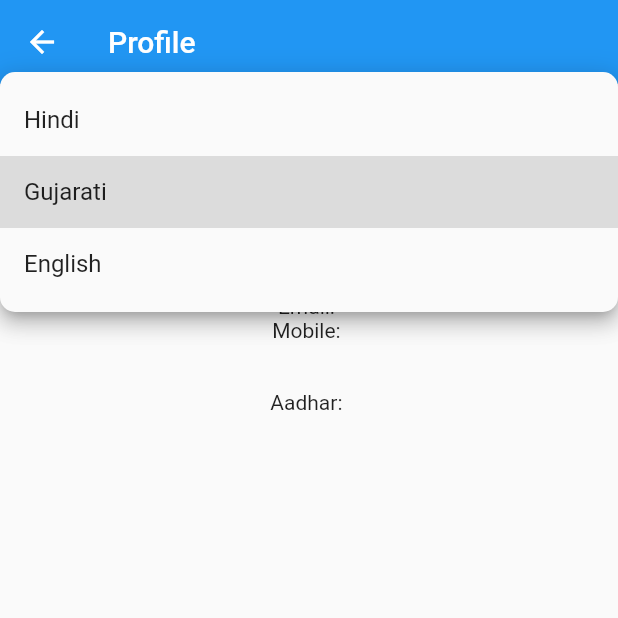
After one commit to deeppatel23/AarogymaBuddy, a Flutter app: the ViewProfile screen opened directly, after a tap on "Gujarati", on a phone screen of 412 x 824 dp, the top half of it. The commit adds this screen. Run offline on Flutter 3.47's test engine with Material 2 defaults, Android fonts, the phone set to English and light mode, and no system bars; our stand-ins replace charts_flutter, cloud_firestore, date_time_picker, firebase_auth, firebase_core, firebase_storage and 7 more; missing offline and left inert: dialog_flowtter, maps_launcher, translator; accounts and stored records are empty; project files that could hold a hidden picture were left out.

Commit message:
added multi lang for disease diagnosis and creating appointment

```diff
--- /dev/null
+++ b/lib/Login/view_profile.dart
@@ -0,0 +1,132 @@
+import 'package:flutter/material.dart';
+import 'package:cloud_firestore/cloud_firestore.dart';
+
+import '../global.dart';
+
+class ViewProfile extends StatefulWidget {
+  @override
+  State<ViewProfile> createState() => _ViewProfileState();
+}
+
+class _ViewProfileState extends State<ViewProfile> {
+  String firstName = "";
+  String firstNamehi = "";
+  String firstNamegu = "";
+  String lastName = "";
+  String lastNamehi = "";
+  String lastNamegu = "";
+  String email = "";
+  String emailhi = "";
+  String emailgu = "";
+  String mobile = "";
+  String state = "";
+  String statehi = "";
+  String stategu = "";
+  String city = "";
+  String cityhi = "";
+  String citygu = "";
+  String aadhar = "";
+  List<String> languages = ["Hindi", "Gujarati", "English"];
+
+  void getUserInfo() async {
+    final uid = currentUid;
+    final doc =
+        await FirebaseFirestore.instance.collection("users").doc(uid).get();
+    setState(() {
+      firstName = doc['firstName'];
+      firstNamehi = doc['firstNamehi'];
+      firstNamegu = doc['firstNamegu'];
+      lastName = doc['lastName'];
+      lastNamehi = doc['lastNamehi'];
+      lastNamegu = doc['lastNamegu'];
+      email = doc['email'];
+      emailhi = doc['emailhi'];
+      emailgu = doc['emailgu'];
+      mobile = doc['mobile'];
+      state = doc['state'];
+      statehi = doc['statehi'];
+      stategu = doc['stategu'];
+      city = doc['city'];
+      cityhi = doc['cityhi'];
+      citygu = doc['citygu'];
+      aadhar = doc['aadhar'];
+      print(firstName);
+    });
+  }
+
+  @override
+  void initState() {
+    // TODO: implement initState
+    super.initState();
+    getUserInfo();
+  }
+
+  @override
+  Widget build(BuildContext context) {
+    return Scaffold(
+      appBar: AppBar(
+        title: Text("Profile"),
+      ),
+      body: Center(
+          child: Column(
+        children: [
+          Padding(
+            padding: const EdgeInsets.all(20.0),
+            child: DropdownButton<String>(
+              borderRadius: BorderRadius.circular(10),
+              hint: Text('Select City'),
+              value: selectedLang == ""
+                  ? "English"
+                  : selectedLang == "hi"
+                      ? "Hindi"
+                      : "Gujarati",
+              isExpanded: true,
+              items: languages.map((String value) {
+                return DropdownMenuItem<String>(
+                  value: value,
+                  child: Text(value),
+                );
+              }).toList(),
+              onChanged: (lang) {
+                setState(() {
+                  print(lang.toString());
+                  if (lang.toString() == "English") {
+                    selectedLang = "";
+                  } else if (lang.toString() == "Hindi") {
+                    selectedLang = "hi";
+                  } else if (lang.toString() == "Gujarati") {
+                    selectedLang = "gu";
+                  }
+                });
+              },
+            ),
+          ),
+          SizedBox(height: 20),
+          Text(selectedLang == "hi"
+              ? firstNamehi
+              : selectedLang == "gu"
+                  ? firstNamegu
+                  : firstName),
+          Text(selectedLang == "hi"
+              ? lastNamehi
+              : selectedLang == "gu"
+                  ? lastNamegu
+                  : lastName),
+          Text("Email: $email"),
+          Text("Mobile: $mobile"),
+          Text(selectedLang == "hi"
+              ? statehi
+              : selectedLang == "gu"
+                  ? stategu
+                  : state),
+          Text(selectedLang == "hi"
+              ? cityhi
+              : selectedLang == "gu"
+                  ? citygu
+                  : city),
+          Text("Aadhar: $aadhar"),
+        ],
+      )),
+    );
+  }
+}
--- a/lib/global.dart
+++ b/lib/global.dart
@@ -1,2 +1,3 @@
 String currentUid = "";
 String userType = "patient";
+String selectedLang = "en";
```
Also changed, not shown: lib/Diagnosis/predict_disease.dart (+8 -4 lines), lib/Diagnosis/select_organ.dart (+5 -3 lines), lib/Doctor/Doc_Appointment/create_appointment.dart (+18 -0 lines), lib/drawer.dart (+5 -4 lines).
